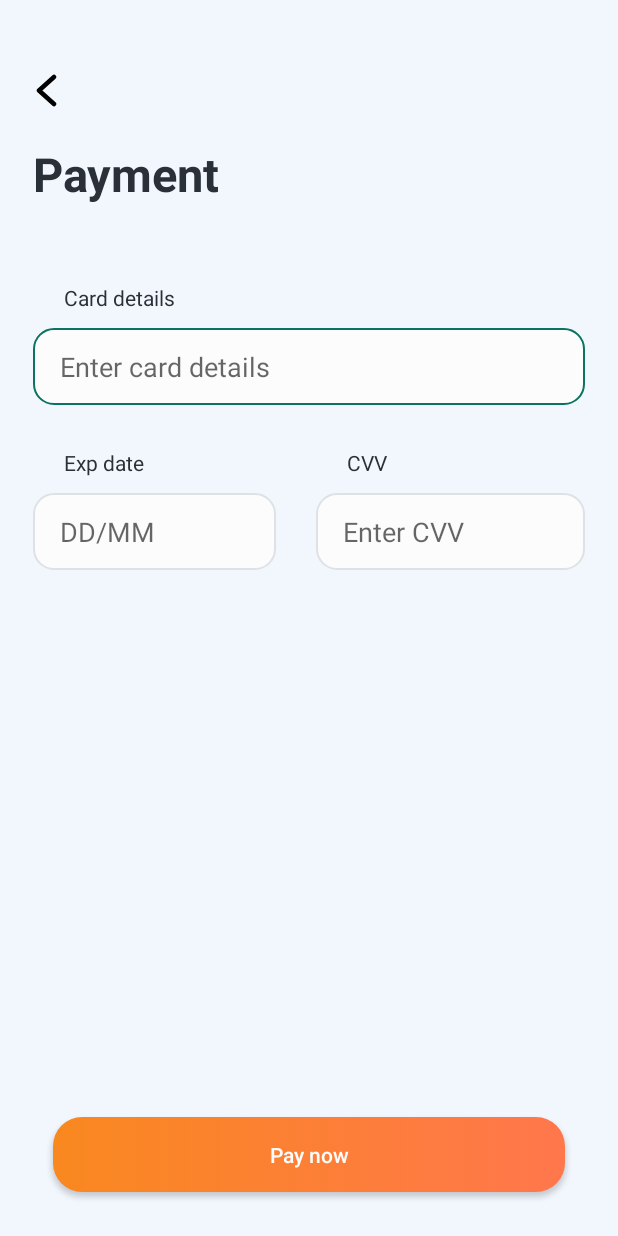
After one commit to huukhuong/Android_Mini_Projects, an Android app: the layout activity_payment.xml on its own in the app's theme, with its tools: preview values and no code run, on a phone screen of 412 x 824 dp. The commit adds this screen. Run offline under Robolectric (Android 15) with nearby library versions, the phone set to English and light mode, and no system bars.

Commit message:
Done all form input

```diff
--- /dev/null
+++ b/FoodOrderApp/app/src/main/res/layout/activity_payment.xml
@@ -0,0 +1,141 @@
+<?xml version="1.0" encoding="utf-8"?>
+<RelativeLayout xmlns:android="http://schemas.android.com/apk/res/android"
+    xmlns:app="http://schemas.android.com/apk/res-auto"
+    xmlns:tools="http://schemas.android.com/tools"
+    android:layout_width="match_parent"
+    android:layout_height="match_parent"
+    android:background="@color/background"
+    android:paddingHorizontal="22dp"
+    android:paddingVertical="16dp"
+    tools:context=".controller.PaymentActivity">
+
+    <android.widget.ImageButton
+        android:id="@+id/btnBack"
+        android:layout_width="wrap_content"
+        android:layout_height="wrap_content"
+        android:layout_marginLeft="-10dp"
+        android:layout_marginTop="@dimen/_18sdp"
+        android:backgroundTint="@color/transparent"
+        android:src="@drawable/ic_arrow" />
+
+    <TextView
+        android:id="@+id/paymentHeading"
+        android:layout_width="wrap_content"
+        android:layout_height="wrap_content"
+        android:layout_below="@+id/btnBack"
+        android:layout_marginTop="@dimen/_10sdp"
+        android:text="Payment"
+        android:textColor="@color/black"
+        android:textSize="@dimen/_24sdp"
+        android:textStyle="bold" />
+
+    <LinearLayout
+        android:layout_width="match_parent"
+        android:layout_height="wrap_content"
+        android:layout_below="@+id/paymentHeading"
+        android:layout_marginTop="@dimen/_40sdp"
+        android:orientation="vertical">
+
+        <TextView
+            android:layout_width="match_parent"
+            android:layout_height="wrap_content"
+            android:layout_marginBottom="@dimen/_8sdp"
+            android:paddingHorizontal="@dimen/form_textview_padding"
+            android:text="@string/card_details"
+            android:textColor="@color/black" />
+
+        <EditText
+            android:id="@+id/txtCardDetail"
+            android:layout_width="match_parent"
+            android:layout_height="wrap_content"
+            android:layout_marginBottom="@dimen/_22sdp"
+            android:background="@drawable/form_input_text"
+            android:hint="@string/enter_card_details"
+            android:paddingHorizontal="@dimen/edit_text_horizontal"
+            android:paddingVertical="@dimen/edit_text_vertical"
+            android:textSize="@dimen/_14sdp" />
+
+        <GridLayout
+            android:layout_width="match_parent"
+            android:layout_height="wrap_content"
+            android:columnCount="2"
+            android:orientation="horizontal"
+            android:rowCount="1">
+
+            <LinearLayout
+                android:layout_width="wrap_content"
+                android:layout_height="wrap_content"
+                android:layout_columnWeight="1"
+                android:layout_marginRight="@dimen/_10sdp"
+                android:orientation="vertical">
+
+                <TextView
+                    android:layout_width="match_parent"
+                    android:layout_height="wrap_content"
+                    android:layout_marginBottom="@dimen/_8sdp"
+                    android:paddingHorizontal="@dimen/form_textview_padding"
+                    android:text="@string/exp_date"
+                    android:textColor="@color/black" />
+
+                <EditText
+                    android:maxLength="5"
+                    android:id="@+id/txtExpDate"
+                    android:layout_width="match_parent"
+                    android:layout_height="wrap_content"
+                    android:layout_marginBottom="@dimen/_22sdp"
+                    android:background="@drawable/form_input_text"
+                    android:hint="@string/dd_mm"
+                    android:inputType="date"
+                    android:paddingHorizontal="@dimen/edit_text_horizontal"
+                    android:paddingVertical="@dimen/edit_text_vertical"
+                    android:textSize="@dimen/_14sdp" />
+
+            </LinearLayout>
+
+            <LinearLayout
+                android:layout_width="wrap_content"
+                android:layout_height="wrap_content"
+                android:layout_columnWeight="1"
+                android:layout_marginLeft="@dimen/_10sdp"
+                android:orientation="vertical">
+
+                <TextView
+                    android:layout_width="match_parent"
+                    android:layout_height="wrap_content"
+                    android:layout_marginBottom="@dimen/_8sdp"
+                    android:paddingHorizontal="@dimen/form_textview_padding"
+                    android:text="@string/cvv"
+                    android:textColor="@color/black" />
+
+                <EditText
+                    android:maxLength="4"
+                    android:id="@+id/txtCvv"
+                    android:layout_width="match_parent"
+                    android:layout_height="wrap_content"
+                    android:layout_marginBottom="@dimen/_22sdp"
+                    android:background="@drawable/form_input_text"
+                    android:hint="@string/enter_cvv"
+                    android:inputType="numberSigned"
+                    android:paddingHorizontal="@dimen/edit_text_horizontal"
+                    android:paddingVertical="@dimen/edit_text_vertical"
+                    android:textSize="@dimen/_14sdp" />
+
+            </LinearLayout>
+
+        </GridLayout>
+
+    </LinearLayout>
+
+    <android.widget.Button
+        android:id="@+id/btnGoBackToHome"
+        android:layout_width="match_parent"
+        android:layout_height="50dp"
+        android:layout_alignParentBottom="true"
+        android:layout_marginHorizontal="@dimen/_10sdp"
+        android:layout_marginVertical="@dimen/_10sdp"
+        android:background="@drawable/btn_primary"
+        android:text="@string/pay_now"
+        android:textAllCaps="false"
+        android:textColor="@color/white" />
+
+</RelativeLayout>
--- a/FoodOrderApp/app/src/main/res/values/strings.xml
+++ b/FoodOrderApp/app/src/main/res/values/strings.xml
@@ -35,4 +35,14 @@
     <string name="didn_t_receive_an_otp">Didn\'t receive an OTP?</string>
     <string name="resend_otp"><b><u>Resend OTP</u></b></string>
     <string name="resend_otp_in">Resend OTP in</string>
+    <string name="your_order_has_been_successfully_placed">Your order has been successfully placed</string>
+    <string name="sit_and_relax_while_your_orders_is_being_worked_on_it_ll_take_5min_before_you_get_it">Sit and relax while your orders is being worked on . It’ll take 5min before you get it</string>
+    <string name="go_back_to_home">Go back to home</string>
+    <string name="card_details">Card details</string>
+    <string name="enter_card_details">Enter card details</string>
+    <string name="exp_date">Exp date</string>
+    <string name="dd_mm">DD/MM</string>
+    <string name="enter_cvv">Enter CVV</string>
+    <string name="cvv">CVV</string>
+    <string name="pay_now">Pay now</string>
 </resources>
```
Also changed, not shown: FoodOrderApp/app/src/main/AndroidManifest.xml (+9 -4 lines), FoodOrderApp/app/src/main/java/com/example/foodorderapp/controller/PaymentActivity.kt (added, +12 -0 lines), FoodOrderApp/app/src/main/res/drawable/ic_successfully.xml (added, +51 -0 lines), FoodOrderApp/app/src/main/res/layout/activity_order_success.xml (+59 -2 lines), 5 other files.
